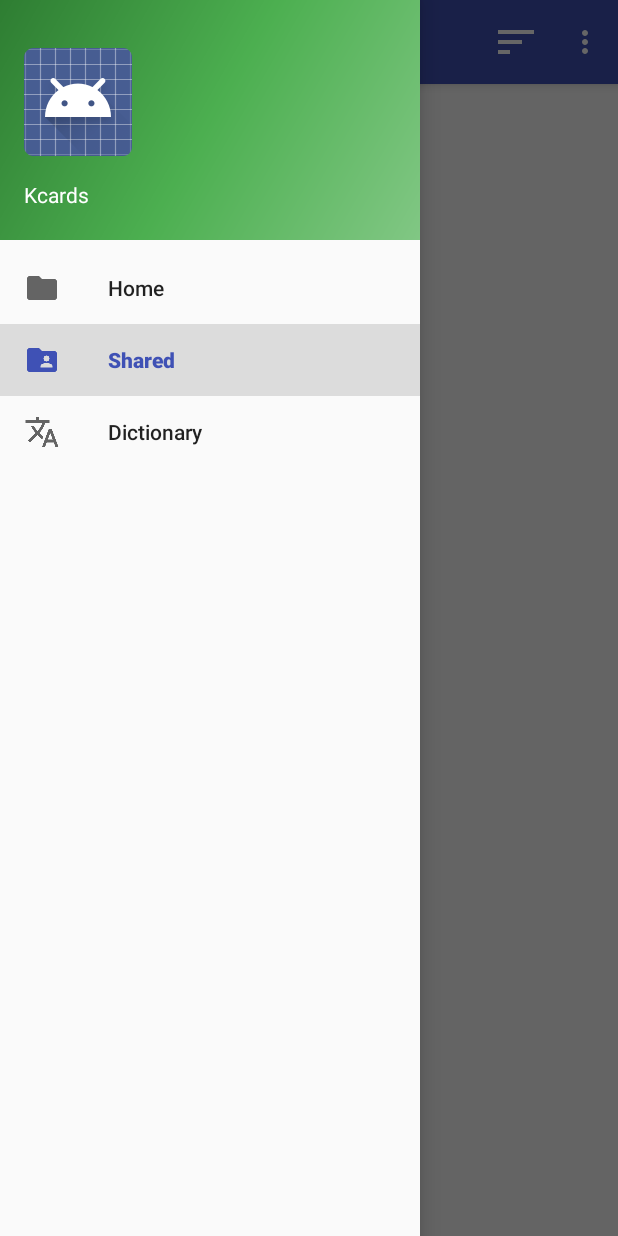
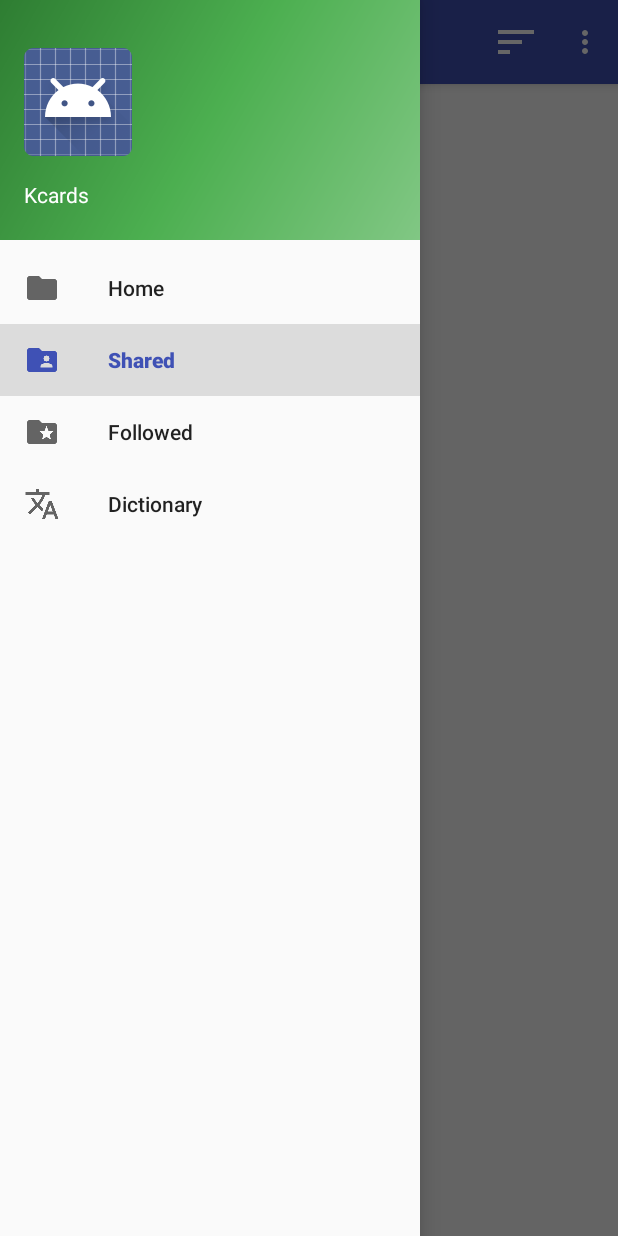
Before and after one commit to unparalleled/kcards, an Android app: the SharedDeckListActivity screen opened directly, with no data from a screen before it, with the side drawer open, on a phone screen of 412 x 824 dp. Run offline under Robolectric (Android 15) with nearby library versions, the phone set to English and light mode, and no system bars; our stand-ins replace Firebase (no records; nobody signed in at launch, a user with empty details on screens opened directly); libraries missing offline, so code that uses them is left out: com.raizlabs.android; 6 statements that could not run were skipped.

Commit message:
added activity for managing followed decks

```diff
--- a/app/src/main/AndroidManifest.xml
+++ b/app/src/main/AndroidManifest.xml
@@ -34,6 +34,12 @@
         </activity>
 
         <activity
+            android:name=".deck_list.FollowedDeckListActivity"
+            android:parentActivityName=".deck_list.DeckListActivity"
+            android:theme="@style/AppTheme.NoActionBar">
+        </activity>
+
+        <activity
             android:name=".card_list.CardListActivity"
             android:parentActivityName=".deck_list.DeckListActivity"
             android:theme="@style/AppTheme.NoActionBar">
--- a/app/src/main/java/com/mrkevinthomas/kcards/BaseActivity.java
+++ b/app/src/main/java/com/mrkevinthomas/kcards/BaseActivity.java
@@ -18,6 +18,7 @@ import android.view.ViewGroup;
 import android.widget.ProgressBar;
 
 import com.mrkevinthomas.kcards.deck_list.DeckListActivity;
+import com.mrkevinthomas.kcards.deck_list.FollowedDeckListActivity;
 import com.mrkevinthomas.kcards.deck_list.SharedDeckListActivity;
 
 public class BaseActivity extends AppCompatActivity implements NavigationView.OnNavigationItemSelectedListener {
@@ -143,6 +144,8 @@ public class BaseActivity extends AppCompatActivity implements NavigationView.On
                 startActivity(intent);
             } else if (id == R.id.nav_shared) {
                 startActivity(new Intent(this, SharedDeckListActivity.class));
+            } else if (id == R.id.nav_followed) {
+                startActivity(new Intent(this, FollowedDeckListActivity.class));
             } else if (id == R.id.nav_dictionary) {
                 // TODO
             }
--- a/app/src/main/java/com/mrkevinthomas/kcards/FirebaseDb.java
+++ b/app/src/main/java/com/mrkevinthomas/kcards/FirebaseDb.java
@@ -6,7 +6,7 @@ import com.mrkevinthomas.kcards.models.Deck;
 
 public class FirebaseDb {
 
-    private static final String DECK_KEY = "decks";
+    public static final String DECK_KEY = "decks";
 
     private static FirebaseDatabase database = FirebaseDatabase.getInstance();
 
--- a/app/src/main/java/com/mrkevinthomas/kcards/card_list/CardListAdapter.java
+++ b/app/src/main/java/com/mrkevinthomas/kcards/card_list/CardListAdapter.java
@@ -108,7 +108,7 @@ public class CardListAdapter extends RecyclerView.Adapter<CardViewHolder> {
 
     @Override
     public int getItemCount() {
-        return cardList.size() + 1;
+        return cardList.size() + 1; // +1 for dummy footer
     }
 
 }
--- a/app/src/main/java/com/mrkevinthomas/kcards/deck_list/DeckListActivity.java
+++ b/app/src/main/java/com/mrkevinthomas/kcards/deck_list/DeckListActivity.java
@@ -43,7 +43,7 @@
 import java.util.List;
 
 public class DeckListActivity extends BaseActivity {
-    protected static final String TAG = "DeckListActivity";
+    private static final String TAG = "DeckListActivity";
 
     private static final String EXAMPLES_FILE = "examples.json";
 
--- a/app/src/main/java/com/mrkevinthomas/kcards/deck_list/DeckListAdapter.java
+++ b/app/src/main/java/com/mrkevinthomas/kcards/deck_list/DeckListAdapter.java
@@ -138,7 +138,7 @@ public class DeckListAdapter extends RecyclerView.Adapter<DeckViewHolder> {
 
     @Override
     public int getItemCount() {
-        return deckList.size() + 1;
+        return deckList.size() + 1; // +1 for dummy footer
     }
 
 }
--- a/app/src/main/java/com/mrkevinthomas/kcards/deck_list/SharedDeckListActivity.java
+++ b/app/src/main/java/com/mrkevinthomas/kcards/deck_list/SharedDeckListActivity.java
@@ -12,6 +12,7 @@ import com.google.firebase.database.FirebaseDatabase;
 import com.google.firebase.database.GenericTypeIndicator;
 import com.google.firebase.database.Query;
 import com.google.firebase.database.ValueEventListener;
+import com.mrkevinthomas.kcards.FirebaseDb;
 import com.mrkevinthomas.kcards.R;
 import com.mrkevinthomas.kcards.models.Deck;
 
@@ -19,6 +20,7 @@ import java.util.ArrayList;
 import java.util.Collections;
 
 public class SharedDeckListActivity extends DeckListActivity {
+    private static final String TAG = "SharedDeckListActivity";
 
     private static final int MAX_DECKS = 50;
 
@@ -41,15 +43,15 @@ public class SharedDeckListActivity extends DeckListActivity {
 
     @Override
     protected void loadDecks() {
-        retrieveDecksFromSharedFirebaseDb(SORT_BY_UPDATED, true);
+        retrieveDecksFromFirebaseDb(SORT_BY_UPDATED, true);
     }
 
-    private void retrieveDecksFromSharedFirebaseDb(final String SORT_BY, final boolean reverseOrder) {
+    private void retrieveDecksFromFirebaseDb(final String SORT_BY, final boolean reverseOrder) {
         deckListAdapter.clear();
         progressBar.setVisibility(View.VISIBLE);
 
         FirebaseDatabase database = FirebaseDatabase.getInstance();
-        DatabaseReference databaseReference = database.getReference("decks");
+        DatabaseReference databaseReference = database.getReference(FirebaseDb.DECK_KEY);
         Query query = databaseReference.orderByChild(SORT_BY);
         if (reverseOrder) {
             query.limitToLast(MAX_DECKS);
@@ -66,7 +68,7 @@ public class SharedDeckListActivity extends DeckListActivity {
                 // iterate through the children to preserve order
                 for (DataSnapshot snapshot : dataSnapshot.getChildren()) {
                     Deck deck = snapshot.getValue(t);
-                    deck.setFirebaseKey(snapshot.getKey()); // track firebase reference for following
+                    deck.setFirebaseKey(snapshot.getKey()); // track firebase reference for following decks
                     decks.add(deck);
                 }
 
@@ -89,13 +91,13 @@ public class SharedDeckListActivity extends DeckListActivity {
     @Override
     protected void handleSortActionClicked(MenuItem item) {
         if (item.getItemId() == R.id.sort_updated) {
-            retrieveDecksFromSharedFirebaseDb(SORT_BY_UPDATED, true);
+            retrieveDecksFromFirebaseDb(SORT_BY_UPDATED, true);
         } else if (item.getItemId() == R.id.sort_created) {
-            retrieveDecksFromSharedFirebaseDb(SORT_BY_CREATED, true);
+            retrieveDecksFromFirebaseDb(SORT_BY_CREATED, true);
         } else if (item.getItemId() == R.id.sort_name) {
-            retrieveDecksFromSharedFirebaseDb(SORT_BY_NAME, false);
+            retrieveDecksFromFirebaseDb(SORT_BY_NAME, false);
         } else if (item.getItemId() == R.id.sort_description) {
-            retrieveDecksFromSharedFirebaseDb(SORT_BY_DESCRIPTION, false);
+            retrieveDecksFromFirebaseDb(SORT_BY_DESCRIPTION, false);
         }
     }
 
--- a/app/src/main/res/menu/navigation_drawer.xml
+++ b/app/src/main/res/menu/navigation_drawer.xml
@@ -11,6 +11,10 @@
             android:icon="@drawable/ic_folder_shared_black_48dp"
             android:title="@string/shared"/>
         <item
+            android:id="@+id/nav_followed"
+            android:icon="@drawable/ic_folder_special_black_48dp"
+            android:title="@string/followed"/>
+        <item
             android:id="@+id/nav_dictionary"
             android:icon="@drawable/ic_translate_black_48dp"
             android:title="@string/dictionary"/>
--- a/app/src/main/res/values/strings.xml
+++ b/app/src/main/res/values/strings.xml
@@ -10,6 +10,7 @@
     <string name="home">Home</string>
     <string name="dictionary">Dictionary</string>
     <string name="shared">Shared</string>
+    <string name="followed">Followed</string>
 
     <!-- action items -->
     <string name="settings">Settings</string>
```
Also changed, not shown: app/src/main/java/com/mrkevinthomas/kcards/Preferences.java (+16 -13 lines), app/src/main/java/com/mrkevinthomas/kcards/deck_list/FollowedDeckListActivity.java (added, +89 -0 lines), app/src/main/res/drawable/ic_folder_special_black_48dp.png (added).
